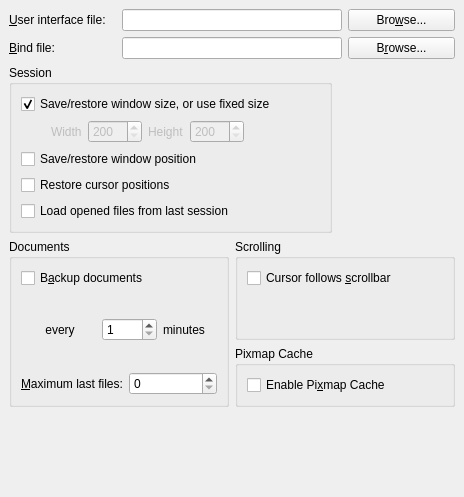
Before: the Qt Designer form src/frontends/qt4/ui/PrefUi.ui in rpavlik/lyx-lucid-backport, drawn with Qt 5.
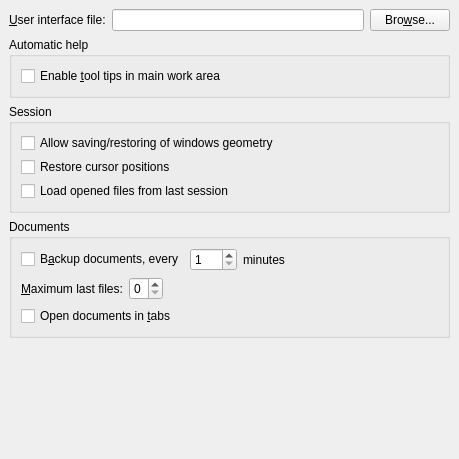
After: the same form once the commit is applied.

```diff
--- a/src/frontends/qt4/ui/PrefUi.ui
+++ b/src/frontends/qt4/ui/PrefUi.ui
@@ -5,8 +5,8 @@
    <rect>
     <x>0</x>
     <y>0</y>
-    <width>464</width>
-    <height>497</height>
+    <width>459</width>
+    <height>459</height>
    </rect>
   </property>
   <property name="sizePolicy" >
@@ -27,105 +27,23 @@
    <property name="spacing" >
     <number>6</number>
    </property>
-   <item row="0" column="0" >
-    <widget class="QLabel" name="uiFileLA" >
-     <property name="text" >
-      <string>&amp;User interface file:</string>
-     </property>
-     <property name="buddy" >
-      <cstring>uiFileED</cstring>
-     </property>
-    </widget>
-   </item>
-   <item row="0" column="1" colspan="2" >
-    <widget class="QLineEdit" name="uiFileED" />
-   </item>
-   <item row="0" column="3" >
-    <widget class="QPushButton" name="uiFilePB" >
-     <property name="text" >
-      <string>Bro&amp;wse...</string>
-     </property>
-    </widget>
-   </item>
-   <item row="1" column="0" >
-    <widget class="QLabel" name="bindFileLA" >
-     <property name="text" >
-      <string>&amp;Bind file:</string>
-     </property>
-     <property name="buddy" >
-      <cstring>bindFileED</cstring>
-     </property>
-    </widget>
-   </item>
-   <item row="1" column="1" colspan="2" >
-    <widget class="QLineEdit" name="bindFileED" />
-   </item>
-   <item row="1" column="3" >
-    <widget class="QPushButton" name="bindFilePB" >
-     <property name="text" >
-      <string>B&amp;rowse...</string>
-     </property>
-    </widget>
-   </item>
-   <item row="2" column="0" colspan="4" >
+   <item row="2" column="0" colspan="3" >
     <widget class="QGroupBox" name="GeometryGB" >
-     <property name="sizePolicy" >
-      <sizepolicy>
-       <hsizetype>0</hsizetype>
-       <vsizetype>0</vsizetype>
-       <horstretch>0</horstretch>
-       <verstretch>0</verstretch>
-      </sizepolicy>
-     </property>
      <property name="title" >
       <string>Session</string>
      </property>
+     <property name="flat" >
+      <bool>true</bool>
+     </property>
      <layout class="QGridLayout" >
       <property name="margin" >
        <number>9</number>
       </property>
       <property name="spacing" >
-       <number>6</number>
+       <number>4</number>
       </property>
-      <item row="0" column="0" colspan="2" >
-       <widget class="QCheckBox" name="loadWindowSizeCB" >
-        <property name="text" >
-         <string>Save/restore window size, or use fixed size</string>
-        </property>
-        <property name="checked" >
-         <bool>true</bool>
-        </property>
-       </widget>
-      </item>
-      <item row="1" column="1" >
-       <spacer>
-        <property name="orientation" >
-         <enum>Qt::Horizontal</enum>
-        </property>
-        <property name="sizeHint" >
-         <size>
-          <width>40</width>
-          <height>20</height>
-         </size>
-        </property>
-       </spacer>
-      </item>
-      <item row="4" column="0" >
-       <widget class="QCheckBox" name="loadSessionCB" >
-        <property name="text" >
-         <string>Load opened files from last session</string>
-        </property>
-       </widget>
-      </item>
-      <item row="3" column="0" >
-       <widget class="QCheckBox" name="restoreCursorCB" >
-        <property name="text" >
-         <string>Restore cursor positions</string>
-        </property>
-       </widget>
-      </item>
-      <item row="2" column="0" >
-       <widget class="QCheckBox" name="loadWindowLocationCB" >
+      <item row="0" column="0" >
+       <widget class="QCheckBox" name="allowGeometrySessionCB" >
         <property name="enabled" >
          <bool>true</bool>
         </property>
@@ -133,180 +51,43 @@
          <string>Restore to cursor position when the file was last closed</string>
         </property>
         <property name="text" >
-         <string>Save/restore window position</string>
+         <string>Allow saving/restoring of windows geometry</string>
         </property>
        </widget>
       </item>
       <item row="1" column="0" >
-       <layout class="QHBoxLayout" >
-        <property name="margin" >
-         <number>0</number>
+       <widget class="QCheckBox" name="restoreCursorCB" >
+        <property name="text" >
+         <string>Restore cursor positions</string>
         </property>
-        <property name="spacing" >
-         <number>6</number>
+       </widget>
+      </item>
+      <item row="2" column="0" >
+       <widget class="QCheckBox" name="loadSessionCB" >
+        <property name="text" >
+         <string>Load opened files from last session</string>
         </property>
-        <item>
-         <spacer>
-          <property name="orientation" >
-           <enum>Qt::Horizontal</enum>
-          </property>
-          <property name="sizeType" >
-           <enum>QSizePolicy::Fixed</enum>
-          </property>
-          <property name="sizeHint" >
-           <size>
-            <width>30</width>
-            <height>20</height>
-           </size>
-          </property>
-         </spacer>
-        </item>
-        <item>
-         <widget class="QLabel" name="windowWidthLA" >
-          <property name="enabled" >
-           <bool>false</bool>
-          </property>
-          <property name="text" >
-           <string>Width</string>
-          </property>
-         </widget>
-        </item>
-        <item>
-         <widget class="QSpinBox" name="windowWidthSB" >
-          <property name="enabled" >
-           <bool>false</bool>
-          </property>
-          <property name="maximum" >
-           <number>9999</number>
-          </property>
-          <property name="minimum" >
-           <number>200</number>
-          </property>
-          <property name="singleStep" >
-           <number>10</number>
-          </property>
-         </widget>
-        </item>
-        <item>
-         <widget class="QLabel" name="windowHeightLA" >
-          <property name="enabled" >
-           <bool>false</bool>
-          </property>
-          <property name="text" >
-           <string>Height</string>
-          </property>
-         </widget>
-        </item>
-        <item>
-         <widget class="QSpinBox" name="windowHeightSB" >
-          <property name="enabled" >
-           <bool>false</bool>
-          </property>
-          <property name="maximum" >
-           <number>9999</number>
-          </property>
-          <property name="minimum" >
-           <number>200</number>
-          </property>
-          <property name="singleStep" >
-           <number>10</number>
-          </property>
-         </widget>
-        </item>
-        <item>
-         <spacer>
-          <property name="orientation" >
-           <enum>Qt::Horizontal</enum>
-          </property>
-          <property name="sizeType" >
-           <enum>QSizePolicy::Fixed</enum>
-          </property>
-          <property name="sizeHint" >
-           <size>
-            <width>30</width>
-            <height>20</height>
-           </size>
-          </property>
-         </spacer>
-        </item>
-       </layout>
+       </widget>
       </item>
      </layout>
     </widget>
    </item>
-   <item rowspan="2" row="3" column="0" colspan="2" >
+   <item row="3" column="0" colspan="3" >
     <widget class="QGroupBox" name="documentsGB" >
      <property name="title" >
       <string>Documents</string>
      </property>
-     <layout class="QVBoxLayout" >
+     <property name="flat" >
+      <bool>true</bool>
+     </property>
+     <layout class="QGridLayout" >
       <property name="margin" >
        <number>9</number>
       </property>
       <property name="spacing" >
        <number>6</number>
       </property>
-      <item>
-       <widget class="QCheckBox" name="autoSaveCB" >
-        <property name="text" >
-         <string>B&amp;ackup documents </string>
-        </property>
-       </widget>
-      </item>
-      <item>
-       <layout class="QHBoxLayout" >
-        <property name="margin" >
-         <number>0</number>
-        </property>
-        <property name="spacing" >
-         <number>6</number>
-        </property>
-        <item>
-         <spacer>
-          <property name="orientation" >
-           <enum>Qt::Horizontal</enum>
-          </property>
-          <property name="sizeType" >
-           <enum>QSizePolicy::Fixed</enum>
-          </property>
-          <property name="sizeHint" >
-           <size>
-            <width>21</width>
-            <height>20</height>
-           </size>
-          </property>
-         </spacer>
-        </item>
-        <item>
-         <widget class="QLabel" name="autoSaveLA" >
-          <property name="text" >
-           <string> every</string>
-          </property>
-          <property name="buddy" >
-           <cstring>autoSaveSB</cstring>
-          </property>
-         </widget>
-        </item>
-        <item>
-         <widget class="QSpinBox" name="autoSaveSB" >
-          <property name="maximum" >
-           <number>300</number>
-          </property>
-          <property name="minimum" >
-           <number>1</number>
-          </property>
-         </widget>
-        </item>
-        <item>
-         <widget class="QLabel" name="TextLabel1" >
-          <property name="text" >
-           <string>minutes</string>
-          </property>
-         </widget>
-        </item>
-       </layout>
-      </item>
-      <item>
+      <item row="1" column="0" colspan="4" >
        <layout class="QHBoxLayout" >
         <property name="margin" >
          <number>0</number>
@@ -331,89 +112,135 @@
           </property>
          </widget>
         </item>
+        <item>
+         <spacer>
+          <property name="orientation" >
+           <enum>Qt::Horizontal</enum>
+          </property>
+          <property name="sizeHint" >
+           <size>
+            <width>40</width>
+            <height>20</height>
+           </size>
+          </property>
+         </spacer>
+        </item>
        </layout>
       </item>
-     </layout>
-    </widget>
-   </item>
-   <item row="3" column="2" colspan="2" >
-    <widget class="QGroupBox" name="scrollGB" >
-     <property name="title" >
-      <string>Scrolling</string>
-     </property>
-     <property name="alignment" >
-      <set>Qt::AlignLeading|Qt::AlignLeft|Qt::AlignTop</set>
-     </property>
-     <layout class="QVBoxLayout" >
-      <property name="margin" >
-       <number>9</number>
-      </property>
-      <property name="spacing" >
-       <number>6</number>
-      </property>
-      <item>
-       <widget class="QCheckBox" name="cursorFollowsCB" >
-        <property name="text" >
-         <string>Cursor follows &amp;scrollbar</string>
-        </property>
-       </widget>
-      </item>
-      <item>
+      <item row="0" column="3" >
        <spacer>
         <property name="orientation" >
-         <enum>Qt::Vertical</enum>
+         <enum>Qt::Horizontal</enum>
         </property>
         <property name="sizeHint" >
          <size>
-          <width>20</width>
-          <height>40</height>
+          <width>61</width>
+          <height>21</height>
          </size>
         </property>
        </spacer>
       </item>
-     </layout>
-    </widget>
-   </item>
-   <item row="4" column="2" colspan="2" >
-    <widget class="QGroupBox" name="pixmapCacheGB" >
-     <property name="title" >
-      <string>Pixmap Cache</string>
-     </property>
-     <layout class="QGridLayout" >
-      <property name="margin" >
-       <number>9</number>
-      </property>
-      <property name="spacing" >
-       <number>6</number>
-      </property>
+      <item row="0" column="2" >
+       <widget class="QLabel" name="TextLabel1" >
+        <property name="text" >
+         <string>minutes</string>
+        </property>
+       </widget>
+      </item>
+      <item row="0" column="1" >
+       <widget class="QSpinBox" name="autoSaveSB" >
+        <property name="maximum" >
+         <number>300</number>
+        </property>
+        <property name="minimum" >
+         <number>1</number>
+        </property>
+       </widget>
+      </item>
       <item row="0" column="0" >
-       <widget class="QCheckBox" name="pixmapCacheCB" >
-        <property name="toolTip" >
-         <string>Checking this improves the performance, but might reduce the on-screen display of fonts</string>
+       <widget class="QCheckBox" name="autoSaveCB" >
+        <property name="text" >
+         <string>B&amp;ackup documents, every</string>
         </property>
+       </widget>
+      </item>
+      <item row="2" column="0" colspan="4" >
+       <widget class="QCheckBox" name="openDocumentsInTabsCB" >
         <property name="text" >
-         <string>Enable Pi&amp;xmap Cache</string>
+         <string>Open documents in &amp;tabs</string>
         </property>
        </widget>
       </item>
      </layout>
     </widget>
    </item>
-   <item row="5" column="1" >
+   <item row="6" column="0" colspan="3" >
     <spacer>
      <property name="orientation" >
       <enum>Qt::Vertical</enum>
      </property>
      <property name="sizeHint" >
       <size>
-       <width>94</width>
-       <height>20</height>
+       <width>395</width>
+       <height>16</height>
       </size>
      </property>
     </spacer>
    </item>
+   <item row="1" column="0" colspan="3" >
+    <widget class="QGroupBox" name="pixmapCacheGB_2" >
+     <property name="title" >
+      <string>Automatic help</string>
+     </property>
+     <property name="alignment" >
+      <set>Qt::AlignLeading|Qt::AlignLeft|Qt::AlignTop</set>
+     </property>
+     <property name="flat" >
+      <bool>true</bool>
+     </property>
+     <layout class="QGridLayout" >
+      <property name="margin" >
+       <number>9</number>
+      </property>
+      <property name="spacing" >
+       <number>4</number>
+      </property>
+      <item row="0" column="0" >
+       <widget class="QCheckBox" name="tooltipCB" >
+        <property name="toolTip" >
+         <string>Checking this allow the automatic display of helpful comments for insets in the main work area of an edited document</string>
+        </property>
+        <property name="text" >
+         <string>Enable &amp;tool tips in main work area</string>
+        </property>
+       </widget>
+      </item>
+     </layout>
+    </widget>
+   </item>
+   <item row="0" column="2" >
+    <widget class="QPushButton" name="uiFilePB" >
+     <property name="text" >
+      <string>Bro&amp;wse...</string>
+     </property>
+    </widget>
+   </item>
+   <item row="0" column="1" >
+    <widget class="QLineEdit" name="uiFileED" />
+   </item>
+   <item row="0" column="0" >
+    <widget class="QLabel" name="uiFileLA" >
+     <property name="text" >
+      <string>&amp;User interface file:</string>
+     </property>
+     <property name="buddy" >
+      <cstring>uiFileED</cstring>
+     </property>
+    </widget>
+   </item>
   </layout>
  </widget>
+ <layoutdefault spacing="4" margin="9" />
  <tabstops>
   <tabstop>uiFileED</tabstop>
   <tabstop>uiFilePB</tabstop>
```
Left out of the diff: 16 changed lines with no effect on the pictures.
